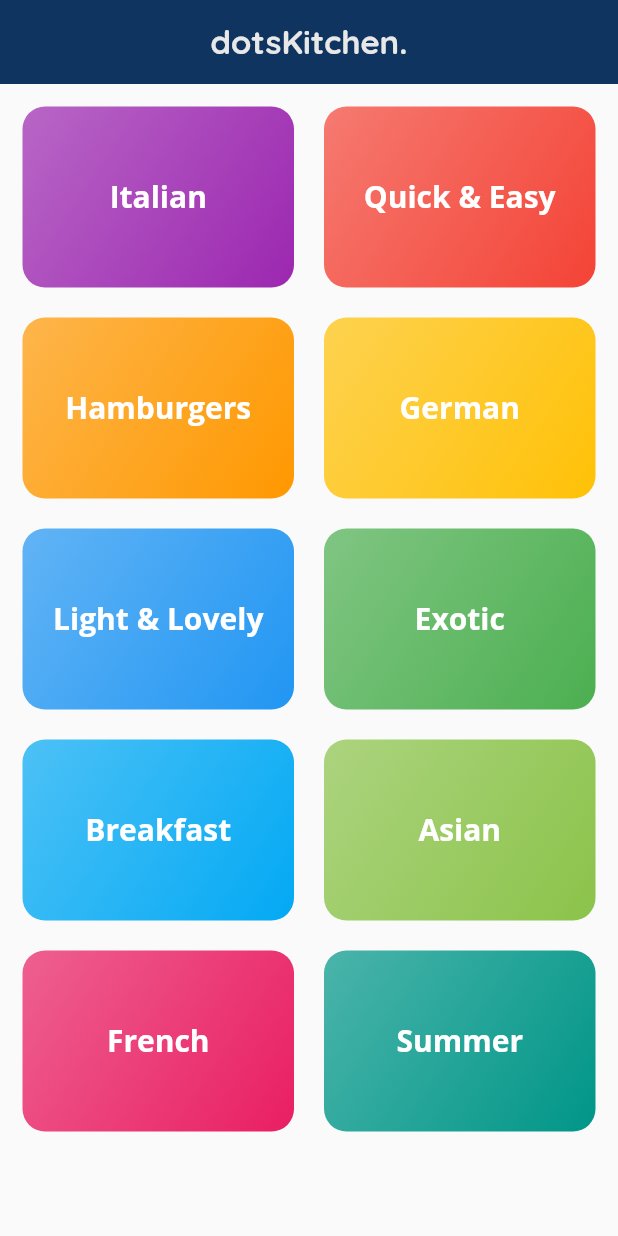
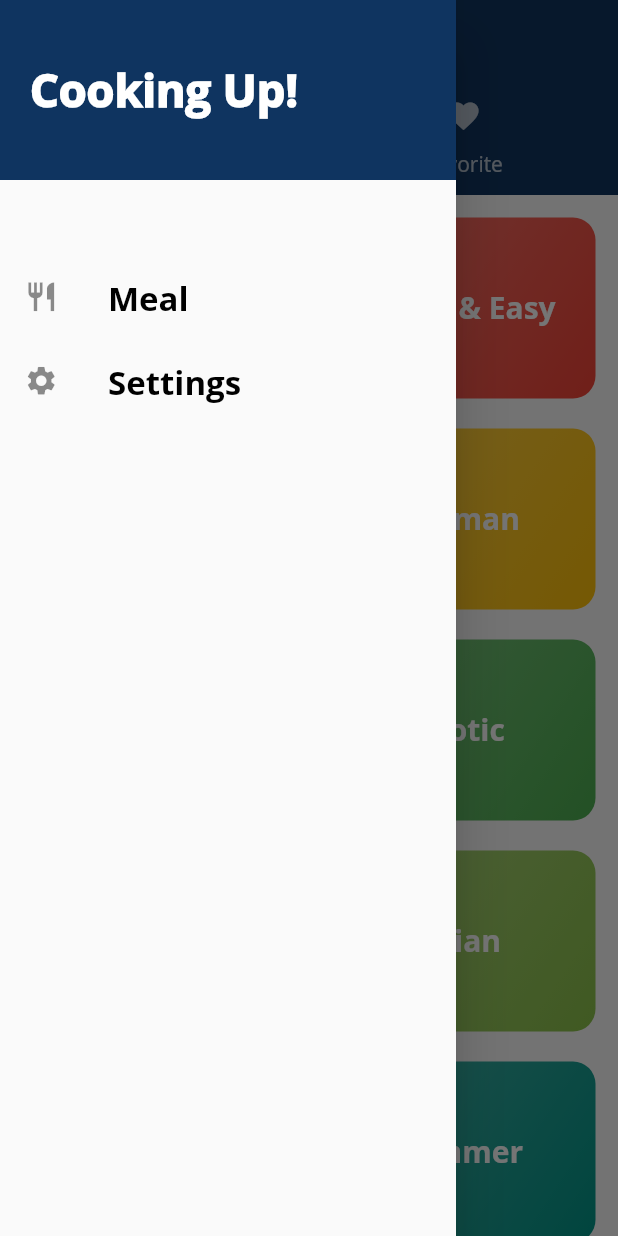
Before and after one commit to Ahmadbltagy/dots_kitchen, a Flutter app: the screen it shows after launch, with the side drawer open (before the commit the screen has no drawer), on a phone screen of 412 x 824 dp. Run offline on Flutter 3.47's test engine with Material 2 defaults, Android fonts, the phone set to English and light mode, and no system bars.

Commit message:
build a drawer

```diff
--- a/lib/main.dart
+++ b/lib/main.dart
@@ -1,8 +1,9 @@
-import 'package:dots_kitchen/screens/meal_detail_screen.dart';
+import 'package:flutter/material.dart';
 
+import 'screens/meal_detail_screen.dart';
 import 'screens/categories_meals_screen.dart';
 import 'screens/categories_screen.dart';
-import 'package:flutter/material.dart';
+import 'screens/tabs_screen.dart';
 
 void main() => runApp(MyApp());
 
@@ -41,7 +42,7 @@ class MyApp extends StatelessWidget {
         ),
       ),
       routes: {
-        '/': (ctx) => CategoriesScreen(),
+        '/': (ctx) => TabScreen(),
         '/categories-meal': (ctx) => CatMealScreen(),
         '/meal-detail': (ctx) => MealDetailScreen(),
       },
--- a/lib/screens/categories_screen.dart
+++ b/lib/screens/categories_screen.dart
@@ -6,16 +6,7 @@ import '../dummy_data.dart';
 class CategoriesScreen extends StatelessWidget {
   @override
   Widget build(BuildContext context) {
-    return Scaffold(
-      appBar: AppBar(
-        elevation: 0,
-        title: Text(
-          "dotsKitchen.",
-          style: Theme.of(context).textTheme.headline1,
-        ),
-      ),
-      body: Center(
-        child: GridView(
+    return GridView(
       padding: const EdgeInsets.all(15),
       gridDelegate: const SliverGridDelegateWithMaxCrossAxisExtent(
         maxCrossAxisExtent: 200,
@@ -25,12 +16,9 @@ class CategoriesScreen extends StatelessWidget {
       ),
       children: DUMMY_CATEGORIES
           .map(
-                (catData) =>
-                    CategoryCard(catData.id, catData.title, catData.color),
+            (catData) => CategoryCard(catData.id, catData.title, catData.color),
           )
           .toList(),
-        ),
-      ),
     );
   }
 }
--- /dev/null
+++ b/lib/screens/favorite_screen.dart
@@ -0,0 +1,8 @@
+import 'package:flutter/material.dart';
+
+class FavScreen extends StatelessWidget {
+  @override
+  Widget build(BuildContext context) {
+    return Center(child: Text("Hello Fav"));
+  }
+}
--- /dev/null
+++ b/lib/screens/tabs_screen.dart
@@ -0,0 +1,41 @@
+import 'package:flutter/material.dart';
+
+import '../widgets/main_drawer.dart';
+import './favorite_screen.dart';
+import './categories_screen.dart';
+
+class TabScreen extends StatelessWidget {
+  @override
+  Widget build(BuildContext context) {
+    return DefaultTabController(
+      length: 2,
+      child: Scaffold(
+        drawer: Drawer(
+          child: MainDrawer(),
+        ),
+        appBar: AppBar(
+          title: Text(
+            "Dots Kitchen",
+            style: Theme.of(context).textTheme.headline1,
+          ),
+          centerTitle: true,
+          bottom: TabBar(
+            tabs: [
+              Tab(
+                icon: Icon(Icons.category),
+                text: 'Category',
+              ),
+              Tab(
+                icon: Icon(Icons.favorite),
+                text: 'Favorite',
+              ),
+            ],
+          ),
+        ),
+        body: TabBarView(
+          children: [CategoriesScreen(), FavScreen()],
+        ),
+      ),
+    );
+  }
+}
--- /dev/null
+++ b/lib/widgets/main_drawer.dart
@@ -0,0 +1,43 @@
+import 'package:flutter/material.dart';
+
+class MainDrawer extends StatelessWidget {
+  Widget buildListTile(IconData icon, String title) {
+    return ListTile(
+      leading: Icon(
+        icon,
+        size: 23,
+      ),
+      title: Text(
+        title,
+        style: TextStyle(
+          fontSize: 22,
+          color: Colors.black,
+        ),
+      ),
+      onTap: () {},
+    );
+  }
+
+  @override
+  Widget build(BuildContext context) {
+    return Column(
+      children: [
+        Container(
+          color: Color(0xff0f3460),
+          height: 120,
+          width: double.infinity,
+          padding: EdgeInsets.all(20),
+          alignment: Alignment.centerLeft,
+          child: Text(
+            "Cooking Up!",
+            style: TextStyle(
+                fontWeight: FontWeight.w900, fontSize: 30, color: Colors.white),
+          ),
+        ),
+        SizedBox(height: 50),
+        buildListTile(Icons.restaurant, 'Meal'),
+        buildListTile(Icons.settings, 'Settings'),
+      ],
+    );
+  }
+}
```
Lines whose indentation alone changed are shown as unchanged.
